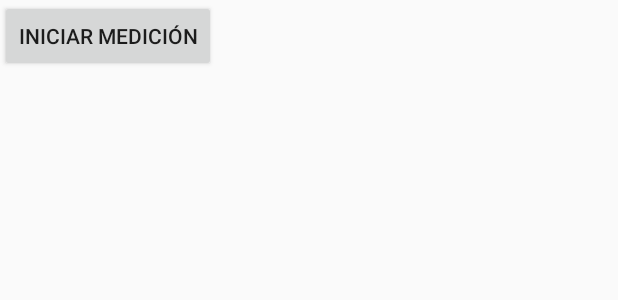
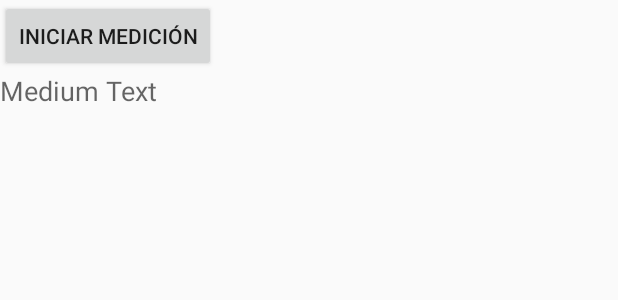
Before and after one commit to jfmolano/20152PG, an Android app: the layout activity_main.xml on its own in the app's theme, with its tools: preview values and no code run, on a phone screen of 412 x 824 dp. Shown: the top 300 px of the screen. Run offline under Robolectric (Android 15) with nearby library versions, the phone set to English and light mode, and no system bars.

```diff
--- a/androidTCPUDPV2/MyApplication/app/src/main/res/layout/activity_main.xml
+++ b/androidTCPUDPV2/MyApplication/app/src/main/res/layout/activity_main.xml
@@ -2,11 +2,19 @@
 <LinearLayout xmlns:android="http://schemas.android.com/apk/res/android"
     android:layout_width="fill_parent"
     android:layout_height="fill_parent"
-    android:orientation="vertical" >
+    android:orientation="vertical"
+    android:weightSum="1">
 
     <Button
         android:id="@+id/btnDisplay"
         android:layout_width="wrap_content"
         android:layout_height="wrap_content"
         android:text="Iniciar medición" />
+
+    <TextView
+        android:layout_width="wrap_content"
+        android:layout_height="wrap_content"
+        android:textAppearance="?android:attr/textAppearanceMedium"
+        android:text="Medium Text"
+        android:id="@+id/textSonido" />
 </LinearLayout>
```
Also changed, not shown: androidTCPUDPV2/MyApplication/app/src/main/java/com/example/jfm/myapplication/MainActivity.java (+65 -0 lines).
